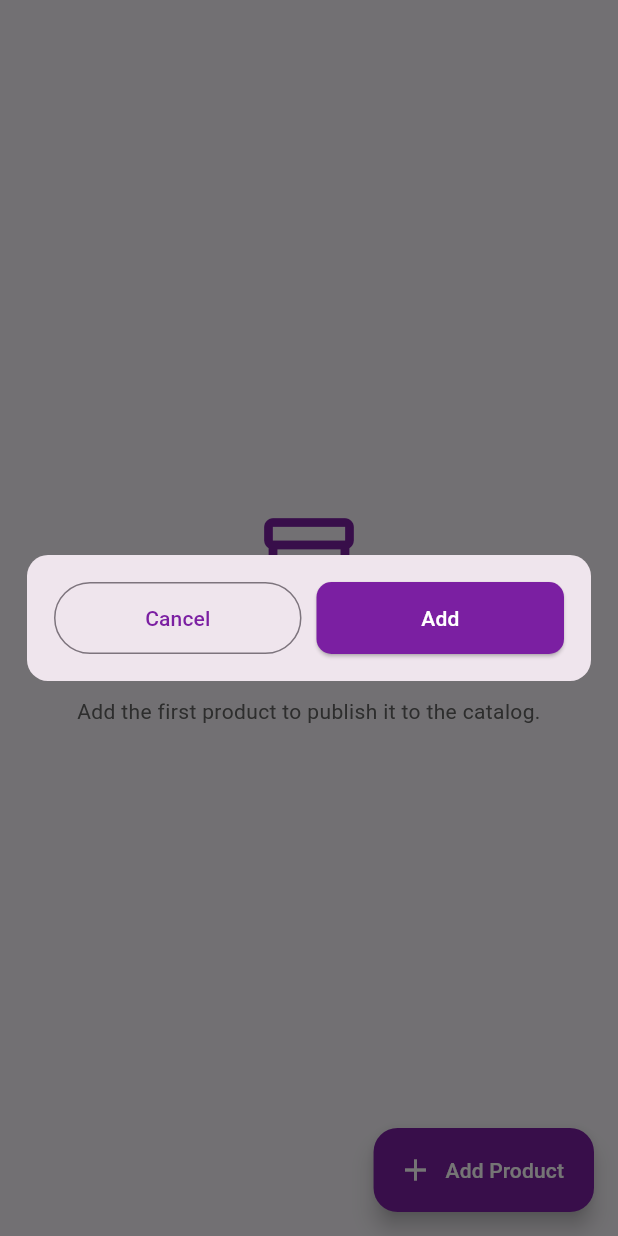
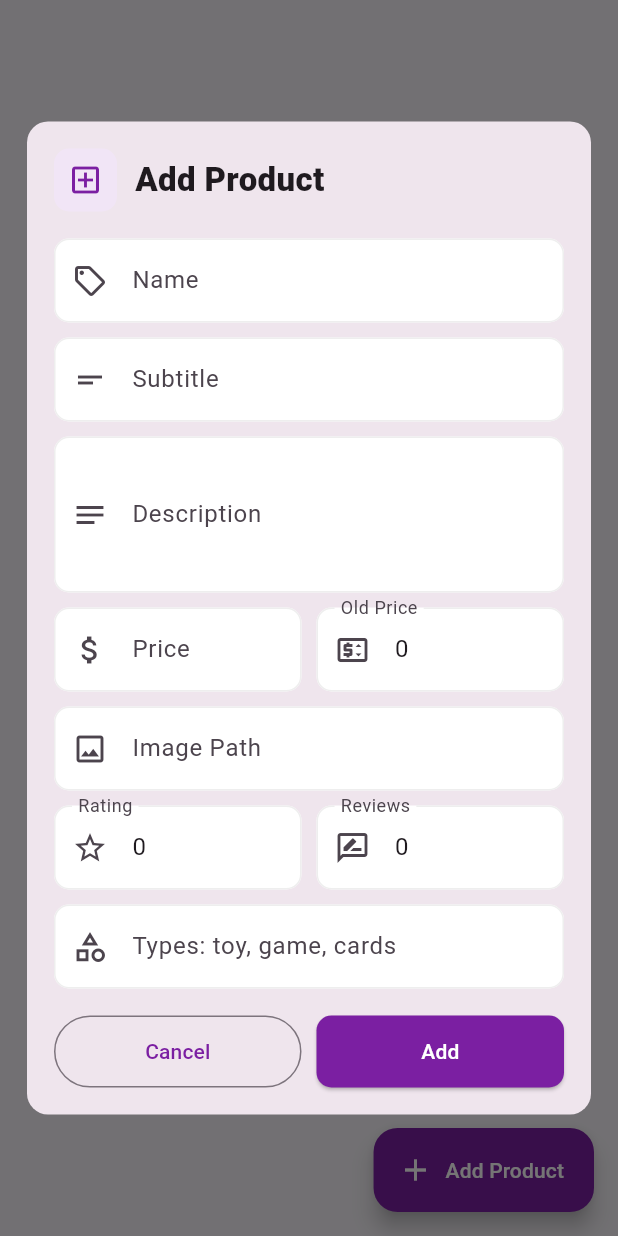
Before and after one commit to ayayron0/toys4us-android-application, a Flutter app: the AdminProductsPage screen opened directly, after a tap on "Add Product", on a phone screen of 412 x 824 dp. Run offline on Flutter 3.47's test engine with Material 3 defaults, Android fonts, the phone set to English and light mode, and no system bars; our stand-ins replace awesome_notifications, cloud_firestore, firebase_auth, firebase_core, flutter_map, latlong2; missing offline and left inert: flutter_stripe; accounts and stored records are empty.

Commit message:
admin products is still broken, made it stateful, will fix later

```diff
--- a/toys4usproject/lib/features/admin/adminproductspage.dart
+++ b/toys4usproject/lib/features/admin/adminproductspage.dart
@@ -3,9 +3,14 @@ import 'package:flutter/material.dart';
 
 import '../../core/notification_manager.dart';
 
-class AdminProductsPage extends StatelessWidget {
+class AdminProductsPage extends StatefulWidget {
   const AdminProductsPage({super.key});
 
+  @override
+  State<AdminProductsPage> createState() => _AdminProductsPageState();
+}
+
+class _AdminProductsPageState extends State<AdminProductsPage> {
   static const Color brandColor = Color(0xFF7B1FA2);
   static const Color softBackground = Color(0xFFF8F5FA);
 
@@ -13,8 +18,7 @@ class AdminProductsPage extends StatelessWidget {
     return FirebaseFirestore.instance.collection('products');
   }
 
-  Future<void> openProductDialog(
-    BuildContext context, {
+  Future<void> openProductDialog({
     QueryDocumentSnapshot<Map<String, dynamic>>? productDoc,
   }) async {
     final data = productDoc?.data() ?? {};
@@ -49,7 +53,55 @@ class AdminProductsPage extends StatelessWidget {
                   mainAxisSize: MainAxisSize.min,
                   crossAxisAlignment: CrossAxisAlignment.start,
                   children: [
-                    // ... all the same content ...
+                    Row(
+                      children: [
+                        Container(
+                          width: 42,
+                          height: 42,
+                          decoration: BoxDecoration(
+                            color: const Color(0xFFF1E5F6),
+                            borderRadius: BorderRadius.circular(10),
+                          ),
+                          child: Icon(
+                            isEditing
+                                ? Icons.edit_outlined
+                                : Icons.add_box_outlined,
+                            color: brandColor,
+                          ),
+                        ),
+                        const SizedBox(width: 12),
+                        Expanded(
+                          child: Text(
+                            isEditing ? "Edit Product" : "Add Product",
+                            style: const TextStyle(
+                              fontSize: 22,
+                              fontWeight: FontWeight.w800,
+                            ),
+                          ),
+                        ),
+                      ],
+                    ),
+                    const SizedBox(height: 18),
+                    input(name, "Name", Icons.sell_outlined),
+                    input(subtitle, "Subtitle", Icons.short_text),
+                    input(description, "Description", Icons.notes_outlined, maxLines: 3),
+                    Row(
+                      children: [
+                        Expanded(child: input(price, "Price", Icons.attach_money, keyboardType: TextInputType.number)),
+                        const SizedBox(width: 10),
+                        Expanded(child: input(oldPrice, "Old Price", Icons.price_change_outlined, keyboardType: TextInputType.number)),
+                      ],
+                    ),
+                    input(image, "Image Path", Icons.image_outlined),
+                    Row(
+                      children: [
+                        Expanded(child: input(rating, "Rating", Icons.star_outline, keyboardType: TextInputType.number)),
+                        const SizedBox(width: 10),
+                        Expanded(child: input(reviews, "Reviews", Icons.rate_review_outlined, keyboardType: TextInputType.number)),
+                      ],
+                    ),
+                    input(types, "Types: toy, game, cards", Icons.category_outlined),
+                    const SizedBox(height: 8),
                     Row(
                       children: [
                         Expanded(
@@ -75,10 +127,15 @@ class AdminProductsPage extends StatelessWidget {
                                   price.text.trim().isEmpty ||
                                   image.text.trim().isEmpty ||
                                   types.text.trim().isEmpty) {
-                                NotificationManager.error(
-                                  context,
-                                  "Name, description, price, image, and types are required",
-                                );
+                                if (dialogContext.mounted) {
+                                  Navigator.pop(dialogContext);
+                                }
+                                if (mounted) {
+                                  NotificationManager.error(
+                                    context,
+                                    "Name, description, price, image, and types are required",
+                                  );
+                                }
                                 return;
                               }
 
@@ -109,7 +166,7 @@ class AdminProductsPage extends StatelessWidget {
                               }
 
                               if (dialogContext.mounted) {
-                                Navigator.pop(dialogContext); // <-- dialogContext
+                                Navigator.pop(dialogContext);
                               }
                             },
                             child: Text(isEditing ? "Save Changes" : "Add"),
@@ -136,7 +193,6 @@ class AdminProductsPage extends StatelessWidget {
     reviews.dispose();
     types.dispose();
   }
-
   Widget input(
     TextEditingController controller,
     String label,
@@ -363,7 +419,7 @@ class AdminProductsPage extends StatelessWidget {
                 IconButton(
                   tooltip: "Edit",
                   icon: const Icon(Icons.edit_outlined),
-                  onPressed: () => openProductDialog(context, productDoc: doc),
+                  onPressed: () => openProductDialog(productDoc: doc),
                 ),
                 IconButton(
                   tooltip: "Delete",
@@ -395,7 +451,7 @@ class AdminProductsPage extends StatelessWidget {
       floatingActionButton: FloatingActionButton.extended(
         backgroundColor: brandColor,
         foregroundColor: Colors.white,
-        onPressed: () => openProductDialog(context),
+        onPressed: () => openProductDialog(),
         icon: const Icon(Icons.add),
         label: const Text("Add Product"),
       ),
```
Also changed, not shown: toys4usproject/lib/features/products/products.dart (+15 -17 lines).
